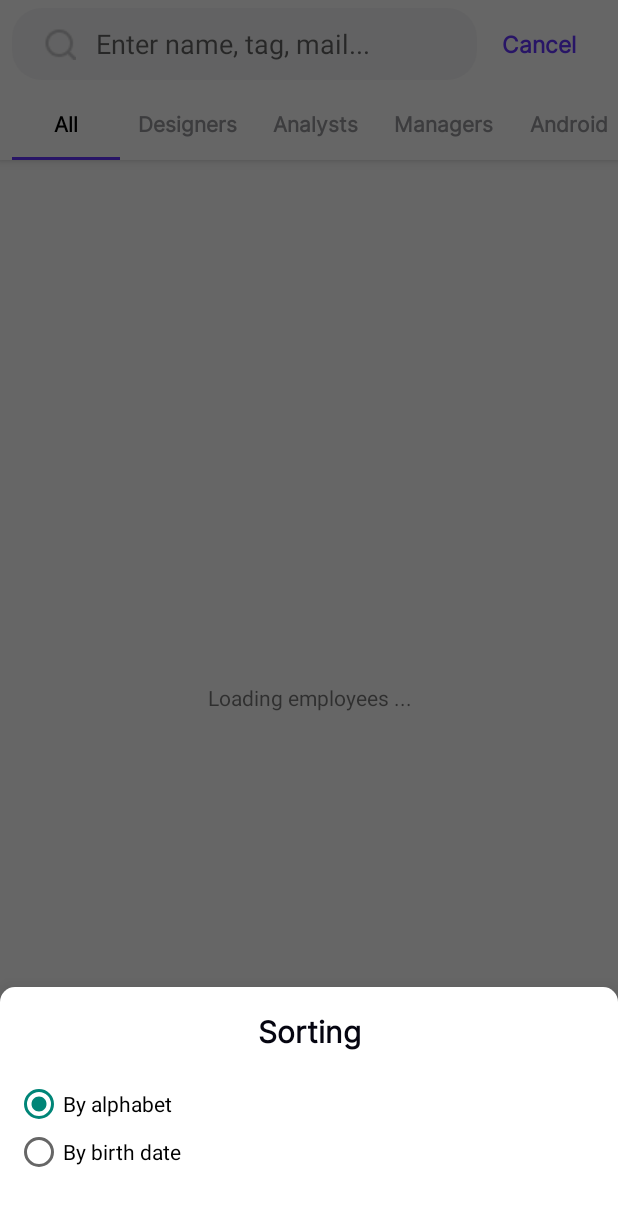
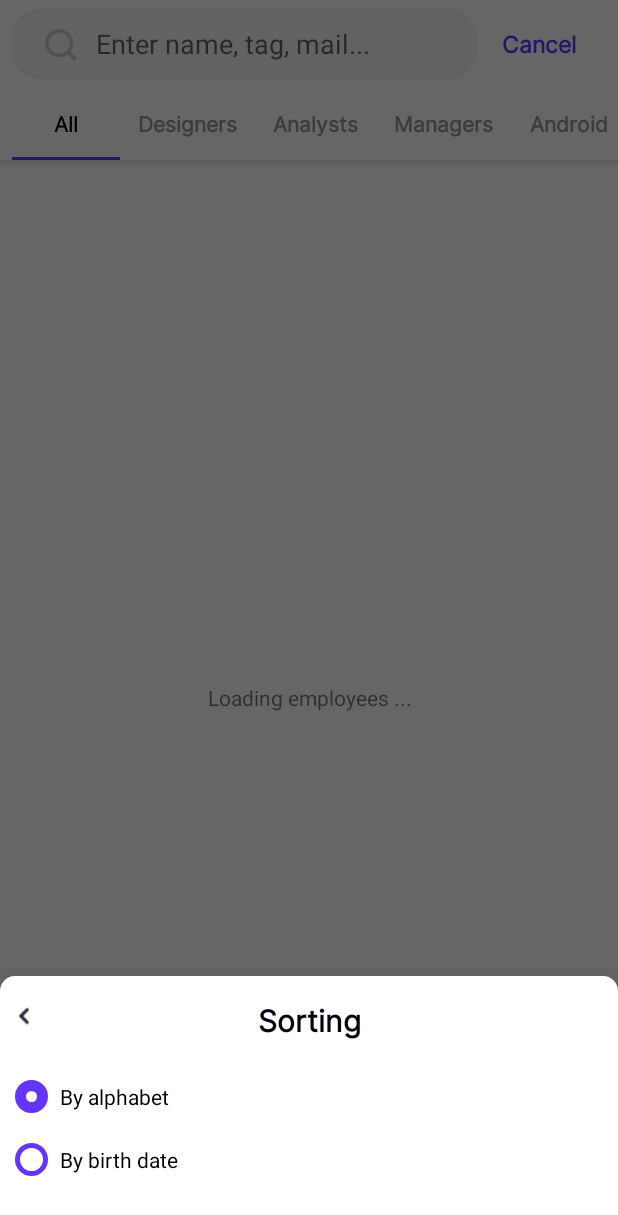
Before and after one commit to ded-inside1/employeeApp, an Android app: the fragment BottomSheetFragment placed in its activity, on a phone screen of 412 x 824 dp. Shown: the top 1215 px of the screen. Run offline under Robolectric (Android 15) with nearby library versions, the phone set to English and light mode, and no system bars; our stand-ins replace RxJava; network calls fail; pictures from the network do not load.

Commit message:
[Sorting] Minor UI changes

```diff
--- a/app/src/main/java/com/github/lastachkin/employeeapp/presentation/view/ui/BottomSheetFragment.kt
+++ b/app/src/main/java/com/github/lastachkin/employeeapp/presentation/view/ui/BottomSheetFragment.kt
@@ -1,15 +1,18 @@
 package com.github.lastachkin.employeeapp.presentation.view.ui
 
+import android.app.Dialog
 import android.os.Bundle
 import android.view.LayoutInflater
 import android.view.View
 import android.view.ViewGroup
+import android.view.animation.AnimationUtils
 import androidx.lifecycle.MutableLiveData
 import androidx.lifecycle.ViewModelProvider
 import com.github.lastachkin.employeeapp.R
 import com.github.lastachkin.employeeapp.databinding.FragmentBottomSheetBinding
 import com.github.lastachkin.employeeapp.presentation.viewmodel.BottomSheetViewModel
 import com.github.lastachkin.employeeapp.util.Constants
+import com.google.android.material.bottomsheet.BottomSheetBehavior
 import com.google.android.material.bottomsheet.BottomSheetDialogFragment
 
 class BottomSheetFragment : BottomSheetDialogFragment() {
@@ -45,6 +48,15 @@ class BottomSheetFragment : BottomSheetDialogFragment() {
             )
         )
 
+        val anim = AnimationUtils.loadAnimation(context, R.anim.bounce)
+        binding.radioGroup.startAnimation(anim)
+
+        binding.optionAlphabet.setOnClickListener { dismiss() }
+
+        binding.optionBirthDate.setOnClickListener { dismiss() }
+
+        binding.arrowBack.setOnClickListener { dismiss() }
+
         return binding.root
     }
 
--- /dev/null
+++ b/app/src/main/res/anim/bounce.xml
@@ -0,0 +1,10 @@
+<?xml version="1.0" encoding="utf-8"?>
+<set xmlns:android="http://schemas.android.com/apk/res/android" >
+
+    <scale
+        android:duration="350"
+        android:fromXScale="0.3"
+        android:toXScale="1.0"
+        android:fromYScale="0.3"
+        android:toYScale="1.0" />
+</set>
--- a/app/src/main/res/drawable/ic_arrow_back.xml
+++ /dev/null
@@ -1,11 +0,0 @@
-<vector xmlns:android="http://schemas.android.com/apk/res/android"
-    android:width="24dp"
-    android:height="24dp"
-    android:viewportWidth="24"
-    android:viewportHeight="24"
-    android:tint="?attr/colorControlNormal"
-    android:autoMirrored="true">
-  <path
-      android:fillColor="@android:color/white"
-      android:pathData="M11.67,3.87L9.9,2.1 0,12l9.9,9.9 1.77,-1.77L3.54,12z"/>
-</vector>
--- /dev/null
+++ b/app/src/main/res/drawable/radiobutton_background.xml
@@ -0,0 +1,18 @@
+<?xml version="1.0" encoding="utf-8"?>
+<selector xmlns:android="http://schemas.android.com/apk/res/android">
+    <item android:state_checked="true">
+        <shape android:shape="oval">
+            <solid android:color="@color/white"/>
+            <stroke android:width="7dp" android:color="@color/purpleBlue"/>
+            <size android:height="22dp" android:width="22dp" />
+        </shape>
+    </item>
+
+    <item android:state_checked="false">
+        <shape android:shape="oval">
+            <solid android:color="@color/white"/>
+            <stroke android:width="3dp" android:color="@color/purpleBlue"/>
+            <size android:height="22dp" android:width="22dp" />
+        </shape>
+    </item>
+</selector>
--- a/app/src/main/res/layout/fragment_bottom_sheet.xml
+++ b/app/src/main/res/layout/fragment_bottom_sheet.xml
@@ -1,19 +1,36 @@
 <androidx.appcompat.widget.LinearLayoutCompat
+    android:id="@+id/bottom_sheet"
     xmlns:android="http://schemas.android.com/apk/res/android"
+    xmlns:tools="http://schemas.android.com/tools"
     android:layout_width="match_parent"
     android:layout_height="match_parent"
     android:orientation="vertical">
 
-    <androidx.appcompat.widget.AppCompatTextView
+    <FrameLayout
         android:layout_width="match_parent"
         android:layout_height="wrap_content"
-        android:layout_marginTop="15dp"
-        android:text="Sorting"
-        android:fontFamily="@font/inter_regular"
-        android:textFontWeight="600"
-        android:textSize="20sp"
-        android:textColor="#050510"
-        android:textAlignment="center"/>
+        android:orientation="horizontal"
+        android:layout_marginTop="15dp">
+
+        <androidx.appcompat.widget.AppCompatImageView
+            android:id="@+id/arrow_back"
+            android:layout_width="wrap_content"
+            android:layout_height="wrap_content"
+            android:layout_marginStart="12dp"
+            android:paddingTop="5dp"
+            android:clickable="true"
+            android:src="@drawable/ic_arrow_back" />
+
+        <androidx.appcompat.widget.AppCompatTextView
+            android:layout_width="match_parent"
+            android:layout_height="wrap_content"
+            android:fontFamily="@font/inter_regular"
+            android:text="Sorting"
+            android:textAlignment="center"
+            android:textColor="#050510"
+            android:textFontWeight="600"
+            android:textSize="20sp" />
+    </FrameLayout>
 
     <RadioGroup
         android:id="@+id/radioGroup"
@@ -21,20 +38,27 @@
         android:layout_height="wrap_content"
         android:orientation="vertical"
         android:background="@color/white"
-        android:layout_marginTop="18dp"
-        android:layout_marginLeft="10dp"
+        android:layout_marginTop="25dp"
+        android:layout_marginStart="10dp"
         android:layout_marginBottom="40dp">
 
         <RadioButton
             android:id="@+id/option_alphabet"
             android:layout_width="match_parent"
             android:layout_height="wrap_content"
+            android:button="@drawable/radiobutton_background"
+            android:paddingStart="8dp"
+            tools:ignore="RtlSymmetry"
             android:text="By alphabet" />
 
         <RadioButton
             android:id="@+id/option_birth_date"
             android:layout_width="match_parent"
             android:layout_height="wrap_content"
-            android:text="By birth date" />
+            android:layout_marginTop="20dp"
+            android:paddingStart="8dp"
+            android:button="@drawable/radiobutton_background"
+            android:text="By birth date"
+            tools:ignore="RtlSymmetry" />
     </RadioGroup>
 </androidx.appcompat.widget.LinearLayoutCompat>
--- a/app/src/main/res/values/colors.xml
+++ b/app/src/main/res/values/colors.xml
@@ -8,4 +8,5 @@
     <color name="black">#FF000000</color>
     <color name="white">#FFFFFFFF</color>
     <color name="colorPrimaryDark">#FFFFFFFF</color>
+    <color name="purpleBlue">#6534FF</color>
 </resources>
```
Also changed, not shown: app/src/main/res/drawable/ic_arrow_back.png (added).
